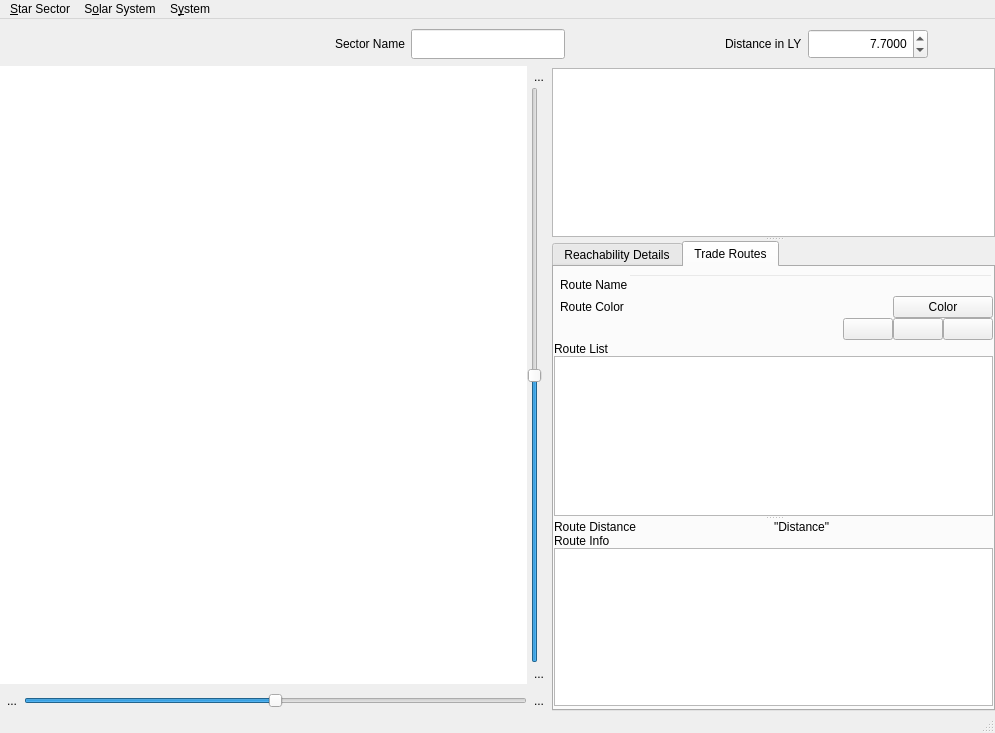
This is warpmain/warpmainwindow.ui in maxlambertini/Warp2010 as Qt 5 draws it before an edit. The edited form follows.
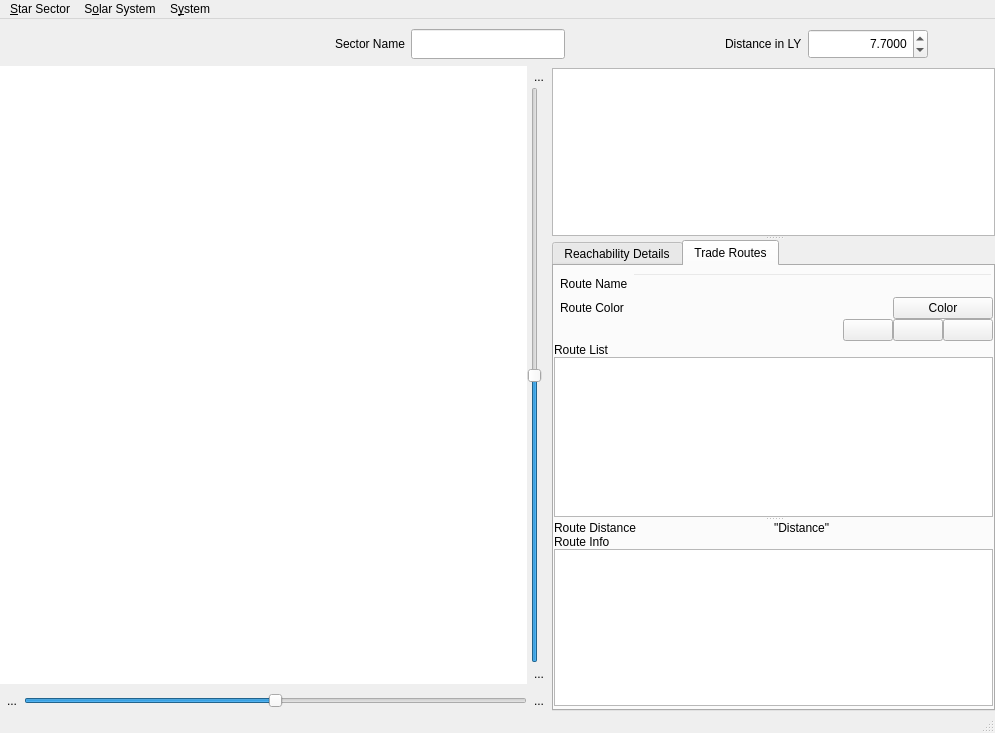
This is the edited form. Icons and pictures are not drawn. Custom widgets are drawn as their Qt base class.

Commit message: Edited font sizes

Patch:
```diff
--- a/warpmain/warpmainwindow.ui
+++ b/warpmain/warpmainwindow.ui
@@ -130,13 +130,23 @@
           <rect>
            <x>0</x>
            <y>0</y>
-           <width>206</width>
-           <height>32</height>
+           <width>215</width>
+           <height>35</height>
           </rect>
          </property>
+         <property name="font">
+          <font>
+           <pointsize>9</pointsize>
+          </font>
+         </property>
          <layout class="QHBoxLayout" name="horizontalLayout_7">
           <item>
            <widget class="QPushButton" name="btn_action_NewSector">
+            <property name="font">
+             <font>
+              <pointsize>9</pointsize>
+             </font>
+            </property>
             <property name="text">
              <string/>
             </property>
@@ -157,6 +167,11 @@
           </item>
           <item>
            <widget class="QPushButton" name="btn_action_LoadSector">
+            <property name="font">
+             <font>
+              <pointsize>9</pointsize>
+             </font>
+            </property>
             <property name="text">
              <string/>
             </property>
@@ -177,6 +192,11 @@
           </item>
           <item>
            <widget class="QPushButton" name="btn_action_SaveSector">
+            <property name="font">
+             <font>
+              <pointsize>9</pointsize>
+             </font>
+            </property>
             <property name="text">
              <string/>
             </property>
@@ -197,6 +217,11 @@
           </item>
           <item>
            <widget class="QPushButton" name="btn_action_Clear_Star_Sector_Data">
+            <property name="font">
+             <font>
+              <pointsize>9</pointsize>
+             </font>
+            </property>
             <property name="text">
              <string/>
             </property>
@@ -217,6 +242,11 @@
           </item>
           <item>
            <widget class="QPushButton" name="btn_actionCreate_a_Solar_System_for_all_stars">
+            <property name="font">
+             <font>
+              <pointsize>9</pointsize>
+             </font>
+            </property>
             <property name="text">
              <string/>
             </property>
@@ -366,6 +396,11 @@
     </item>
     <item>
      <widget class="QSplitter" name="splitter_3">
+      <property name="font">
+       <font>
+        <pointsize>9</pointsize>
+       </font>
+      </property>
       <property name="orientation">
        <enum>Qt::Horizontal</enum>
       </property>
@@ -613,10 +648,20 @@
          <height>16777215</height>
         </size>
        </property>
+       <property name="font">
+        <font>
+         <pointsize>9</pointsize>
+        </font>
+       </property>
        <property name="orientation">
         <enum>Qt::Vertical</enum>
        </property>
        <widget class="QWidget" name="layoutWidget">
+        <property name="font">
+         <font>
+          <pointsize>9</pointsize>
+         </font>
+        </property>
         <layout class="QVBoxLayout" name="verticalLayout_3">
          <property name="spacing">
           <number>6</number>
@@ -648,6 +693,11 @@
              <height>0</height>
             </size>
            </property>
+           <property name="font">
+            <font>
+             <pointsize>9</pointsize>
+            </font>
+           </property>
            <property name="focusPolicy">
             <enum>Qt::WheelFocus</enum>
            </property>
@@ -683,6 +733,11 @@
           <height>16777215</height>
          </size>
         </property>
+        <property name="font">
+         <font>
+          <pointsize>9</pointsize>
+         </font>
+        </property>
         <property name="autoFillBackground">
          <bool>true</bool>
         </property>
@@ -769,11 +824,19 @@
             <property name="bottomMargin">
              <number>0</number>
             </property>
-            <property name="spacing">
-             <number>0</number>
+            <property name="horizontalSpacing">
+             <number>4</number>
+            </property>
+            <property name="verticalSpacing">
+             <number>2</number>
             </property>
             <item row="0" column="0">
              <widget class="QLabel" name="label">
+              <property name="font">
+               <font>
+                <pointsize>9</pointsize>
+               </font>
+              </property>
               <property name="styleSheet">
                <string notr="true">background-color: transparent;</string>
               </property>
@@ -784,6 +847,11 @@
             </item>
             <item row="1" column="0">
              <widget class="QLabel" name="label_3">
+              <property name="font">
+               <font>
+                <pointsize>9</pointsize>
+               </font>
+              </property>
               <property name="styleSheet">
                <string notr="true">background-color: transparent;</string>
               </property>
@@ -800,6 +868,11 @@
                 <height>0</height>
                </size>
               </property>
+              <property name="font">
+               <font>
+                <pointsize>9</pointsize>
+               </font>
+              </property>
               <property name="toolTip">
                <string>Click here to choose the trade route color</string>
               </property>
@@ -813,6 +886,11 @@
             </item>
             <item row="1" column="1">
              <spacer name="horizontalSpacer_3">
+              <property name="font">
+               <font>
+                <pointsize>9</pointsize>
+               </font>
+              </property>
               <property name="orientation">
                <enum>Qt::Horizontal</enum>
               </property>
@@ -826,6 +904,11 @@
             </item>
             <item row="0" column="1" colspan="2">
              <widget class="QLineEdit" name="txtRouteName">
+              <property name="font">
+               <font>
+                <pointsize>9</pointsize>
+               </font>
+              </property>
               <property name="styleSheet">
                <string notr="true">background-color: transparent;</string>
               </property>
@@ -846,6 +929,11 @@
             </property>
             <item>
              <spacer name="horizontalSpacer_2">
+              <property name="font">
+               <font>
+                <pointsize>9</pointsize>
+               </font>
+              </property>
               <property name="orientation">
                <enum>Qt::Horizontal</enum>
               </property>
@@ -865,6 +953,11 @@
                 <height>0</height>
                </size>
               </property>
+              <property name="font">
+               <font>
+                <pointsize>9</pointsize>
+               </font>
+              </property>
               <property name="toolTip">
                <string>Confirm operation</string>
               </property>
@@ -888,6 +981,11 @@
                 <height>0</height>
                </size>
               </property>
+              <property name="font">
+               <font>
+                <pointsize>9</pointsize>
+               </font>
+              </property>
               <property name="toolTip">
                <string>Delete selected trade route</string>
               </property>
@@ -911,6 +1009,11 @@
                 <height>0</height>
                </size>
               </property>
+              <property name="font">
+               <font>
+                <pointsize>9</pointsize>
+               </font>
+              </property>
               <property name="toolTip">
                <string>Delete all Trade Routes</string>
               </property>
@@ -930,16 +1033,31 @@
           </item>
           <item>
            <widget class="QSplitter" name="splitter_2">
+            <property name="font">
+             <font>
+              <pointsize>9</pointsize>
+             </font>
+            </property>
             <property name="orientation">
              <enum>Qt::Vertical</enum>
             </property>
             <widget class="QWidget" name="layoutWidget">
+             <property name="font">
+              <font>
+               <pointsize>9</pointsize>
+              </font>
+             </property>
              <layout class="QVBoxLayout" name="verticalLayout_9">
               <property name="spacing">
                <number>0</number>
               </property>
               <item>
                <widget class="QLabel" name="label_4">
+                <property name="font">
+                 <font>
+                  <pointsize>9</pointsize>
+                 </font>
+                </property>
                 <property name="text">
                  <string>Route List</string>
                 </property>
@@ -956,6 +1074,11 @@
                   <height>0</height>
                  </size>
                 </property>
+                <property name="font">
+                 <font>
+                  <pointsize>9</pointsize>
+                 </font>
+                </property>
                 <property name="toolTip">
                  <string>Trade route list</string>
                 </property>
@@ -970,6 +1093,11 @@
              </layout>
             </widget>
             <widget class="QWidget" name="layoutWidget">
+             <property name="font">
+              <font>
+               <pointsize>9</pointsize>
+              </font>
+             </property>
              <layout class="QVBoxLayout" name="verticalLayout_11">
               <property name="spacing">
                <number>0</number>
@@ -981,6 +1109,11 @@
                 </property>
                 <item row="0" column="0">
                  <widget class="QLabel" name="label_5">
+                  <property name="font">
+                   <font>
+                    <pointsize>9</pointsize>
+                   </font>
+                  </property>
                   <property name="text">
                    <string>Route Distance</string>
                   </property>
@@ -988,6 +1121,11 @@
                 </item>
                 <item row="0" column="1">
                  <widget class="QLabel" name="lblRouteDistance">
+                  <property name="font">
+                   <font>
+                    <pointsize>9</pointsize>
+                   </font>
+                  </property>
                   <property name="text">
                    <string>&quot;Distance&quot;</string>
                   </property>
@@ -1002,6 +1140,11 @@
                 </property>
                 <item>
                  <widget class="QLabel" name="label_6">
+                  <property name="font">
+                   <font>
+                    <pointsize>9</pointsize>
+                   </font>
+                  </property>
                   <property name="text">
                    <string>Route Info</string>
                   </property>
@@ -1009,6 +1152,11 @@
                 </item>
                 <item>
                  <widget class="QTextEdit" name="webTradeRouteView">
+                  <property name="font">
+                   <font>
+                    <pointsize>9</pointsize>
+                   </font>
+                  </property>
                   <property name="styleSheet">
                    <string notr="true"/>
                   </property>
```
Left out of the diff: 88 changed lines with no effect on the pictures. The commit also changes 14 other files.
